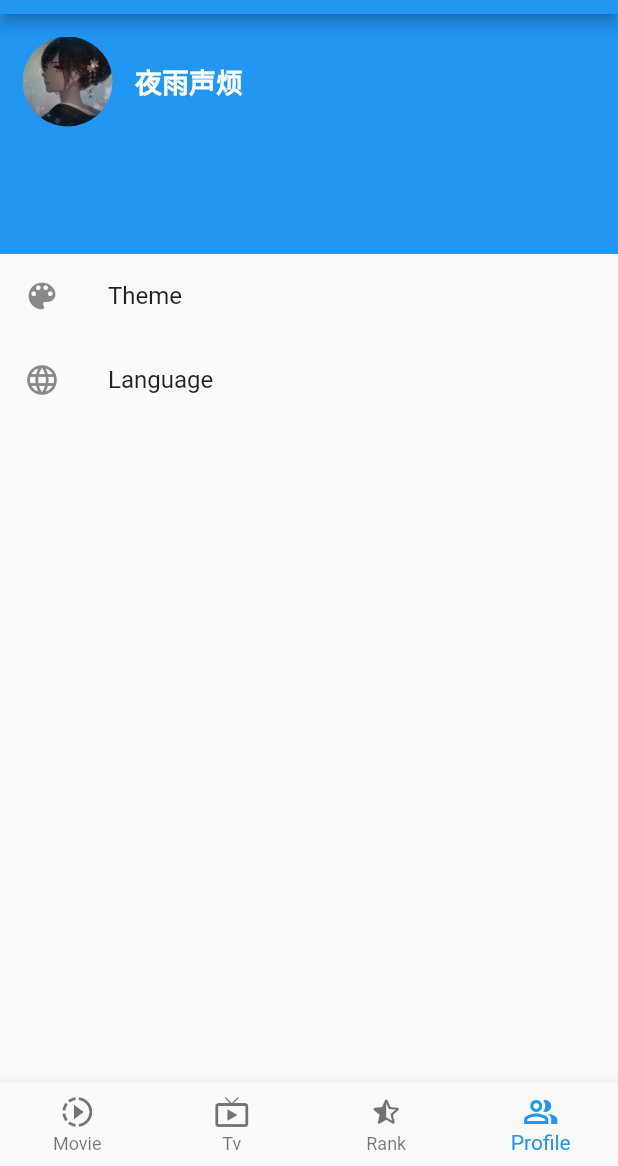
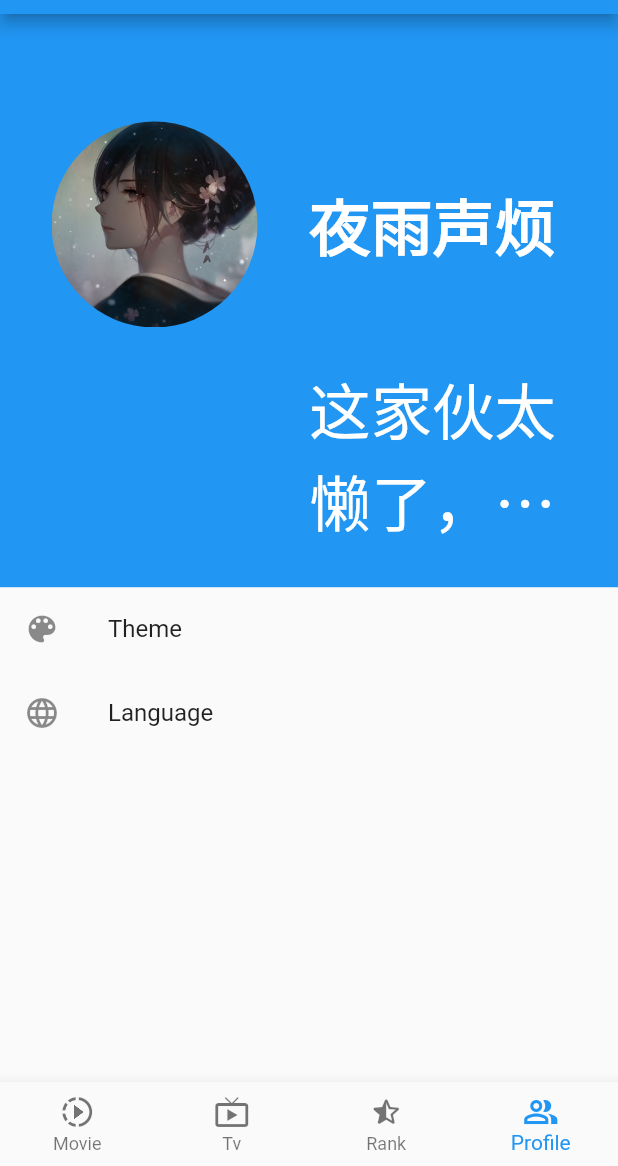
Before and after one commit to liminsheng/flutter_video, a Flutter app: the screen it shows after launch, swiped to page 4, on a phone screen of 412 x 824 dp, the part 70-1236 px from its top. Run offline on Flutter 3.47's test engine with Material 2 defaults, Android fonts, the phone set to English and light mode, and no system bars; our stand-ins replace cached_network_image, dio, flutter_rating_bar, flutter_screenutil, flutter_swiper, shared_preferences; missing offline and left inert: flukit, flutter_webview_plugin; generated files the repository leaves out were written again; network calls fail; Roboto replaces fonts that are missing (ZhiMangXing).

Commit message:
屏幕适配

```diff
--- a/lib/routes/home_route.dart
+++ b/lib/routes/home_route.dart
@@ -1,4 +1,5 @@
 import 'package:flutter/material.dart';
+import 'package:flutter_screenutil/flutter_screenutil.dart';
 import 'package:flutter_video/l10n/localization_intl.dart';
 import 'package:flutter_video/routes/movie_route.dart';
 import 'package:flutter_video/routes/profile_route.dart';
@@ -18,6 +19,7 @@ class _HomeRouteState extends State<HomeRoute> {
   @override
   Widget build(BuildContext context) {
     var my = MyLocalizations.of(context);
+    ScreenUtil.init(context);
     return Scaffold(
       appBar: AppBar(
         title: Text(
--- a/lib/routes/language_route.dart
+++ b/lib/routes/language_route.dart
@@ -30,7 +30,7 @@ class LanguageRoute extends StatelessWidget {
 
     return Scaffold(
       appBar: AppBar(
-        title: Text(my.language),
+        title: Text(my.language, style: TextStyle(fontFamily: 'ZhiMangXing')),
       ),
       body: ListView(
         children: [
--- a/lib/routes/profile_route.dart
+++ b/lib/routes/profile_route.dart
@@ -1,4 +1,5 @@
 import 'package:flutter/material.dart';
+import 'package:flutter_screenutil/flutter_screenutil.dart';
 import 'package:flutter_video/l10n/localization_intl.dart';
 
 class ProfileRoute extends StatefulWidget {
@@ -31,17 +32,20 @@ class _ProfileRouteState extends State<ProfileRoute> {
     return Container(
       alignment: Alignment.topLeft,
       color: Theme.of(context).primaryColor,
-      padding: EdgeInsets.only(top: 15),
-      height: 160,
-      child: Row(
+      padding: EdgeInsets.only(top: 60.h),
+      height: 320.h,
+      child: Column(
+        crossAxisAlignment: CrossAxisAlignment.start,
+        children: [
+          Row(
             children: [
               Padding(
-            padding: EdgeInsets.symmetric(horizontal: 15),
+                padding: EdgeInsets.symmetric(horizontal: 30.w),
                 child: ClipOval(
                   child: Image.asset(
                     'images/avatar-default.jpg',
-                width: 60,
-                height: 60,
+                    width: 120.w,
+                    height: 120.w,
                     fit: BoxFit.cover,
                   ),
                 ),
@@ -51,8 +55,22 @@ class _ProfileRouteState extends State<ProfileRoute> {
                 style: TextStyle(
                     fontWeight: FontWeight.bold,
                     color: Colors.white,
-                fontSize: 18,
+                    fontSize: 36.nsp,
                     fontFamily: 'ZhiMangXing'),
+              )
+            ],
+          ),
+          Padding(
+            padding: EdgeInsets.fromLTRB(180.w, 20.h, 30.w, 20.h),
+            child: Text(
+              '这家伙太懒了，什么都没有留下。',
+              maxLines: 2,
+              overflow: TextOverflow.ellipsis,
+              style: TextStyle(
+                  color: Colors.white,
+                  fontSize: 36.nsp,
+                  fontFamily: 'ZhiMangXing'),
+            ),
           )
         ],
       ),
--- a/lib/routes/rank_route.dart
+++ b/lib/routes/rank_route.dart
@@ -2,6 +2,7 @@ import 'dart:convert';
 import 'dart:math';
 import 'package:flutter/material.dart';
 import 'package:flutter/services.dart';
+import 'package:flutter_screenutil/flutter_screenutil.dart';
 import 'package:flutter_video/common/global.dart';
 import 'package:flutter_video/models/category.dart';
 
@@ -66,7 +67,7 @@ class _RankRouteState extends State<RankRoute>
         child: Center(
           child: Text(
             _categoryList[index].title,
-            style: TextStyle(color: Colors.blueGrey, fontSize: 16),
+            style: TextStyle(color: Colors.blueGrey, fontSize: 32.nsp),
           ),
         ),
       ),
--- a/lib/routes/theme_change_route.dart
+++ b/lib/routes/theme_change_route.dart
@@ -9,7 +9,8 @@ class ThemeChangeRoute extends StatelessWidget {
   Widget build(BuildContext context) {
     return Scaffold(
       appBar: AppBar(
-        title: Text(MyLocalizations.of(context).theme),
+        title: Text(MyLocalizations.of(context).theme,
+            style: TextStyle(fontFamily: 'ZhiMangXing')),
       ),
       body: ListView(
         //显示主题色块
--- a/pubspec.yaml
+++ b/pubspec.yaml
@@ -36,6 +36,7 @@ dependencies:
   flutter_rating_bar: ^3.2.0+1
   flutter_swiper: ^1.1.6
   flutter_webview_plugin: ^0.3.11
+  flutter_screenutil: ^3.2.0
 
   # The following adds the Cupertino Icons font to your application.
   # Use with the CupertinoIcons class for iOS style icons.
```
Also changed, not shown: lib/widgets/banner_item.dart (+7 -4 lines), lib/widgets/movie_item.dart (+4 -3 lines), lib/widgets/movie_page.dart (+8 -7 lines), lib/widgets/my_drawer.dart (+7 -6 lines), lib/widgets/top_subject_item.dart (+16 -15 lines), pubspec.lock. Lines whose indentation alone changed are shown as unchanged.
